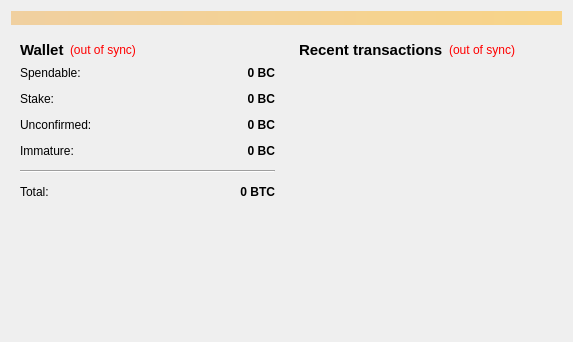
Before: the Qt Designer form src/qt/forms/overviewpage.ui in zeded/diff-test, drawn with Qt 5.
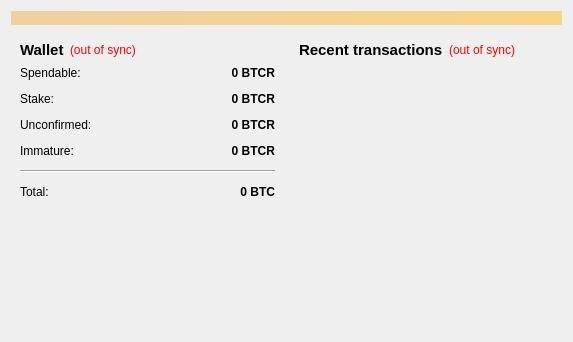
After: the same form once the commit is applied.

What changed in the file:
```diff
--- a/src/qt/forms/overviewpage.ui
+++ b/src/qt/forms/overviewpage.ui
@@ -118,7 +118,7 @@
                <string>Your current spendable balance</string>
               </property>
               <property name="text">
-               <string notr="true">0 BC</string>
+               <string notr="true">0 BTCR</string>
               </property>
               <property name="alignment">
                <set>Qt::AlignRight|Qt::AlignTrailing|Qt::AlignVCenter</set>
@@ -150,7 +150,7 @@
                <string>Total of coins that was staked, and do not yet count toward the current balance</string>
               </property>
               <property name="text">
-               <string notr="true">0 BC</string>
+               <string notr="true">0 BTCR</string>
               </property>
               <property name="alignment">
                <set>Qt::AlignRight|Qt::AlignTrailing|Qt::AlignVCenter</set>
@@ -182,7 +182,7 @@
                <string>Total of transactions that have yet to be confirmed, and do not yet count toward the current balance</string>
               </property>
               <property name="text">
-               <string notr="true">0 BC</string>
+               <string notr="true">0 BTCR</string>
               </property>
               <property name="alignment">
                <set>Qt::AlignRight|Qt::AlignTrailing|Qt::AlignVCenter</set>
@@ -211,7 +211,7 @@
                <string>Mined balance that has not yet matured</string>
               </property>
               <property name="text">
-               <string notr="true">0 BC</string>
+               <string notr="true">0 BTCR</string>
               </property>
               <property name="alignment">
                <set>Qt::AlignRight|Qt::AlignTrailing|Qt::AlignVCenter</set>
```
